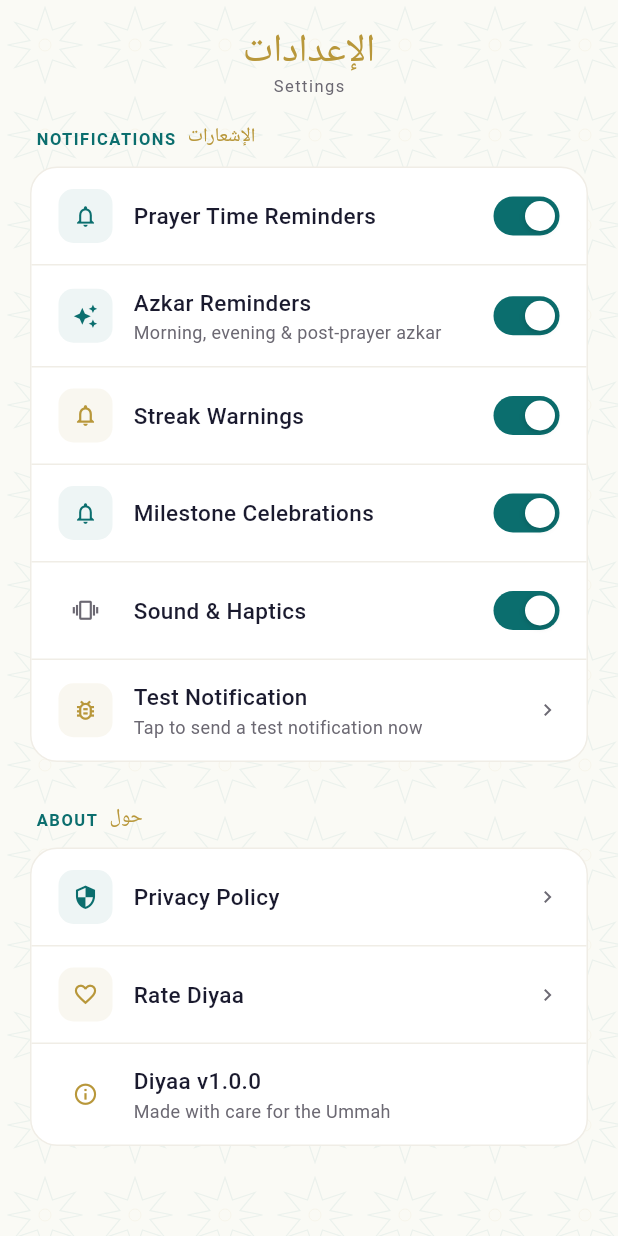
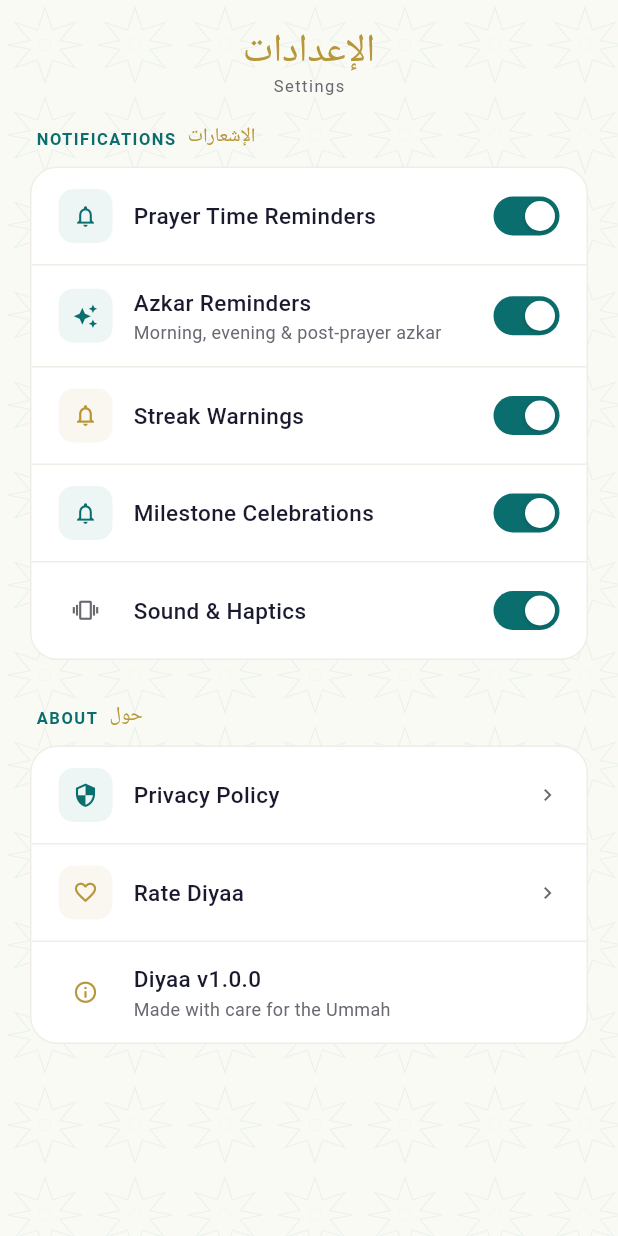
Before and after one commit to elsayedghoonaim/Diyaa, a Flutter app: the SettingsScreen screen opened directly, scrolled down 518 dp, on a phone screen of 412 x 824 dp. Run offline on Flutter 3.47's test engine with Material 3 defaults, Android fonts, the phone set to English and light mode, and no system bars; our stand-ins replace flutter_local_notifications, flutter_timezone, geolocator, google_fonts, hijri, share_plus and 2 more; missing offline and left inert: adhan_dart; accounts and stored records are empty; Roboto replaces fonts that are missing (Amiri).

```diff
--- a/lib/screens/settings_screen.dart
+++ b/lib/screens/settings_screen.dart
@@ -9,7 +9,6 @@ import '../widgets/settings/section_widget.dart';
 import '../widgets/settings/setting_row.dart';
 import '../widgets/settings/city_sheet.dart';
 import '../widgets/settings/privacy_sheet.dart';
-import '../services/notification_service.dart';
 
 class SettingsScreen extends StatefulWidget {
   const SettingsScreen({super.key});
@@ -301,31 +300,6 @@ class _SettingsScreenState extends State<SettingsScreen> {
                                 label: 'Sound & Haptics',
                                 arLabel: 'الصوت والاهتزاز',
                                 rightWidget: _Toggle(on: provider.soundEnabled, onToggle: () => provider.setSoundEnabled(!provider.soundEnabled), teal: teal),
-                              ),
-                              SettingRow(
-                                icon: Icons.bug_report_outlined,
-                                iconColor: gold,
-                                iconBgMode: 'gold',
-                                label: 'Test Notification',
-                                arLabel: 'اختبار الإشعارات',
-                                sublabel: t('Tap to send a test notification now', 'اضغط لإرسال إشعار تجريبي الآن'),
-                                rightWidget: Icon(arabic ? Icons.chevron_left : Icons.chevron_right, size: 16, color: textSecondary),
-                                onTap: () async {
-                                  try {
-                                    await NotificationService.sendTestNotification(isArabic: arabic);
-                                    if (context.mounted) {
-                                      ScaffoldMessenger.of(context).showSnackBar(
-                                        SnackBar(content: Text(t('Test notification sent! ✅', 'تم إرسال إشعار تجريبي! ✅'))),
-                                      );
-                                    }
-                                  } catch (e) {
-                                    if (context.mounted) {
-                                      ScaffoldMessenger.of(context).showSnackBar(
-                                        SnackBar(content: Text(t('Notification failed: $e', 'فشل الإشعار: $e'))),
-                                      );
-                                    }
-                                  }
-                                },
                                 isLast: true,
                               ),
                             ],
--- a/lib/services/notification_scheduler_mobile.dart
+++ b/lib/services/notification_scheduler_mobile.dart
@@ -11,6 +11,7 @@ Future<void> scheduleNotification(
   required String title,
   required String body,
   required tz.TZDateTime tzTime,
+  DateTimeComponents matchComponents = DateTimeComponents.time,
 }) async {
   // FIX: On Android 14+ (API 34), SCHEDULE_EXACT_ALARM is denied by default.
   // If exact alarms aren't available, fall back to inexact (slightly less
@@ -44,7 +45,7 @@ Future<void> scheduleNotification(
     androidScheduleMode: canExact
         ? AndroidScheduleMode.exactAllowWhileIdle
         : AndroidScheduleMode.inexactAllowWhileIdle,
-    matchDateTimeComponents: DateTimeComponents.time,
+    matchDateTimeComponents: matchComponents,
   );
 }
 
--- a/lib/services/notification_scheduler_stub.dart
+++ b/lib/services/notification_scheduler_stub.dart
@@ -11,6 +11,7 @@ Future<void> scheduleNotification(
   required String title,
   required String body,
   required tz.TZDateTime tzTime,
+  DateTimeComponents matchComponents = DateTimeComponents.time,
 }) async {}
 
 Future<void> cancelNotification(
```
Also changed, not shown: lib/services/notification_service.dart (+48 -1 lines).
